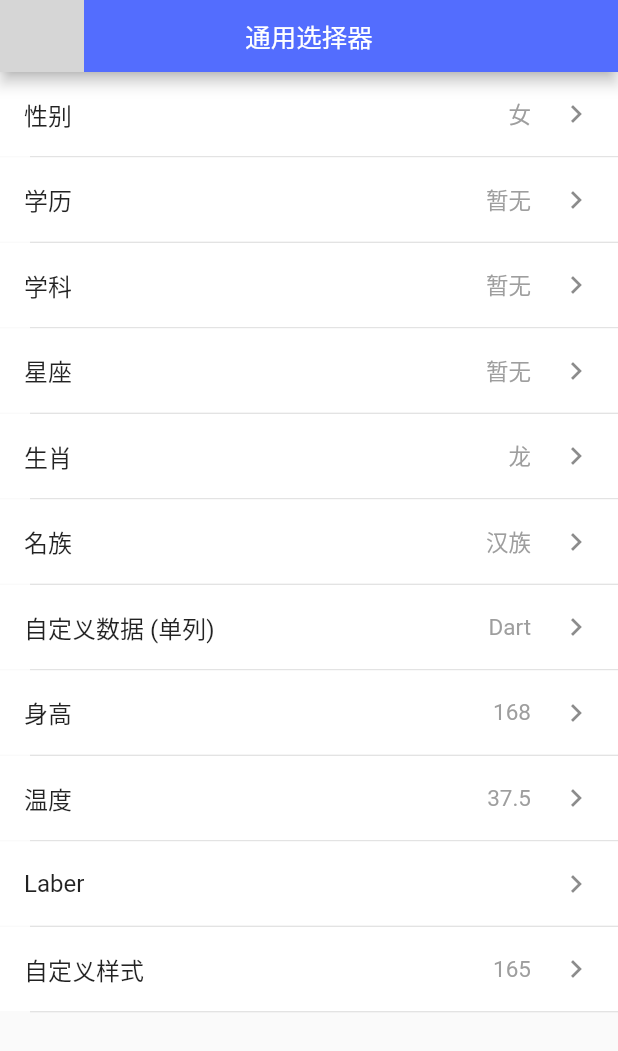
After one commit to longer96/flutter_pickers, a Flutter app: the screen it shows after launch, after a tap on "单列选择器", on a phone screen of 412 x 824 dp. The commit adds this screen. Shown: the top 1051 px of the screen. Run offline on Flutter 3.47's test engine with Material 2 defaults, Android fonts, the phone set to English and light mode, and no system bars; statements that could not run were skipped; grey boxes are pictures that could not be loaded.

Commit message:
单列选择器 内置单列选择器数据

```diff
--- a/example/lib/main.dart
+++ b/example/lib/main.dart
@@ -3,6 +3,7 @@ import 'package:example/widget/my_text.dart';
 import 'package:flutter/material.dart';
 
 import 'address_picker_page.dart';
+import 'picker_page.dart';
 
 void main() {
   runApp(MyApp());
@@ -37,16 +38,21 @@ class _MyHomePageState extends State<MyHomePage> {
       padding: const EdgeInsets.fromLTRB(16, 16, 16, 0),
       children: [
         _itemView('地址选择器', AddressPickerPage()),
+        _itemView('单列选择器', PickerPage()),
+        _itemView('多列选择器', PickerPage()),
       ],
     );
   }
 
-  RaisedButton _itemView(title, Widget page) {
-    return RaisedButton(
-        onPressed: () {
-          Navigator.push(context, new MaterialPageRoute(builder: (context) => page));
-        },
-        child: MyText(title, color: Colors.white, toppadding: 12, bottompadding: 12),
-        color: Theme.of(context).primaryColor);
+  Widget _itemView(title, Widget page) {
+    return Padding(
+      padding: const EdgeInsets.only(bottom: 8),
+      child: RaisedButton(
+          onPressed: () {
+            Navigator.push(context, new MaterialPageRoute(builder: (context) => page));
+          },
+          child: MyText(title, color: Colors.white, toppadding: 12, bottompadding: 12),
+          color: Theme.of(context).primaryColor),
+    );
   }
 }
--- /dev/null
+++ b/example/lib/picker_page.dart
@@ -0,0 +1,162 @@
+import 'package:example/widget/my_app_bar.dart';
+import 'package:example/widget/my_text.dart';
+import 'package:flutter/material.dart';
+import 'package:flutter_pickers/pickers/pickers.dart';
+import 'package:flutter_pickers/pickers/init_data.dart';
+
+class PickerPage extends StatefulWidget {
+  @override
+  _PickerPageState createState() => _PickerPageState();
+}
+
+class _PickerPageState extends State<PickerPage> {
+  String selectSex = '女';
+  String selectEdu;
+  String selectSubject;
+  String selectConstellation;
+  String selectZodiac = '龙';
+  String selectHeight = '165';
+  String selectEthnicity = '汉族';
+
+  final divider = Divider(height: 1, indent: 20);
+  final rightIcon = Icon(Icons.keyboard_arrow_right);
+
+  @override
+  Widget build(BuildContext context) {
+    return Scaffold(
+      appBar: MyAppBar(title: '通用选择器'),
+      body: ListView(children: [
+        _item('性别', PickerDataType.sex, selectSex),
+        _item('学历', PickerDataType.education, selectEdu),
+        _item('学科', PickerDataType.subject, selectSubject),
+        _item('星座', PickerDataType.constellation, selectConstellation),
+        _item('生肖', PickerDataType.zodiac, selectZodiac),
+        _item('名族', PickerDataType.ethnicity, selectEthnicity),
+        _item('自定义数据 (单列)', ['PHP', 'JAVA', 'C++', 'Dart', 'Python', 'Go'], "Dart"),
+        _item('身高', List.generate(200, (index) => (50 + index).toString()), "168", label: 'cm'),
+        _item('温度', List.generate(110, (index) => (33.0 + index * .1).toString()), "37.5", label: '℃'),
+        _item('Laber', ['空', '空空', '空空空', '空空空空', '空空空空空', '空空空空空空', '空空空空空空空'], "", label: 'kg'),
+        _item2('自定义样式'),
+      ]),
+    );
+  }
+
+  Widget _item(title, var data, selectData, {String label}) {
+    return Column(
+      children: [
+        Container(
+          color: Colors.white,
+          child: ListTile(
+            title: Text(title),
+            onTap: () => _onClickItem(data, selectData, label: label),
+            trailing: Row(
+                mainAxisSize: MainAxisSize.min,
+                children: <Widget>[MyText(selectData ?? '暂无', color: Colors.grey, rightpadding: 18), rightIcon]),
+          ),
+        ),
+        divider,
+      ],
+    );
+  }
+
+  void _onClickItem(var data, selectData, {String label}) {
+    FPickers.showPicker(
+      context,
+      showTitleBar: true,
+      data: data,
+      label: label,
+      selectData: selectData,
+      onConfirm: (p) {
+        setState(() {
+          if (data == PickerDataType.sex) {
+            selectSex = p;
+          } else if (data == PickerDataType.education) {
+            selectEdu = p;
+          } else if (data == PickerDataType.subject) {
+            selectSubject = p;
+          } else if (data == PickerDataType.constellation) {
+            selectConstellation = p;
+          } else if (data == PickerDataType.zodiac) {
+            selectZodiac = p;
+          }else if (data == PickerDataType.ethnicity) {
+            selectEthnicity = p;
+          }
+        });
+      },
+    );
+  }
+
+  Widget _item2(title) {
+    return Column(
+      children: [
+        Container(
+          color: Colors.white,
+          child: ListTile(
+            title: Text(title),
+            onTap: () => _onClickItem2(),
+            trailing: Row(
+                mainAxisSize: MainAxisSize.min,
+                children: <Widget>[MyText(selectHeight ?? '暂无', color: Colors.grey, rightpadding: 18), rightIcon]),
+          ),
+        ),
+        divider,
+      ],
+    );
+  }
+
+  void _onClickItem2() {
+
+    Widget _headMenuView = Container(
+        color: Colors.grey[700],
+        height: 36,
+        child: Center(child: MyText('净身高', color: Colors.white)));
+
+    Widget _cancelButton = Container(
+      padding: const EdgeInsets.symmetric(horizontal: 8, vertical: 1),
+      margin: const EdgeInsets.only(left: 12),
+      decoration:
+      BoxDecoration(border: Border.all(color: Colors.white, width: 1), borderRadius: BorderRadius.circular(4)),
+      child: MyText('取消', color: Colors.white, size: 14),
+    );
+
+    Widget _commitButton = Container(
+      padding: const EdgeInsets.symmetric(horizontal: 8, vertical: 1),
+      margin: const EdgeInsets.only(right: 12),
+      decoration: BoxDecoration(color: Theme.of(context).primaryColor, borderRadius: BorderRadius.circular(4)),
+      child: MyText('确认', color: Colors.white, size: 14),
+    );
+
+    // 头部样式
+    Decoration headDecoration = BoxDecoration(
+        color: Colors.grey[800],
+        borderRadius: BorderRadius.only(topLeft: Radius.circular(8), topRight: Radius.circular(8)));
+
+    Widget title = MyText('身高选择器', color: Colors.white, size: 14);
+
+    Widget laber = MyText('cm', color: Colors.white, size: 22, fontWeight: FontWeight.w500,letfpadding: 90);
+
+
+    FPickers.showPicker(
+      context,
+      showTitleBar: true,
+      data: List.generate(200, (index) => (50 + index).toString()),
+      selectData: selectHeight,
+
+      menu: _headMenuView,
+      menuHeight: 36.0,
+      title: title,
+      cancelWidget: _cancelButton,
+      commitWidget: _commitButton,
+      headDecoration: headDecoration,
+      textColor: Colors.white,
+      backgroundColor: Colors.grey[800],
+      labelWidget: laber,
+
+      onConfirm: (p) {
+        setState(() {
+          selectHeight = p;
+        });
+      },
+    );
+  }
+}
--- a/lib/address_picker/data.dart
+++ b/lib/address_picker/data.dart
@@ -1,8 +1,6 @@
 import '../utils/check.dart';
 
-/**
- * 数据地址：https://github.com/airyland/china-area-data/blob/master/data.json
- */
+/// 数据地址：https://github.com/airyland/china-area-data/blob/master/data.json
 const locations = {
   "86": {
     "110000": "北京市",
--- /dev/null
+++ b/lib/pickers/init_data.dart
@@ -0,0 +1,76 @@
+enum PickerDataType {
+  sex, // 性别
+  education, // 学历
+  subject, // 学科
+  constellation, // 星座
+  zodiac, // 生肖
+  ethnicity, // 名族
+}
+
+var pickerData = {
+  PickerDataType.sex: ['不限', '男', '女'],
+  PickerDataType.education: ["高中以下", "高中", "大专", "本科", "硕士", "博士", "博士后", '其它'],
+  PickerDataType.subject: ["语文", "数学", "英语", "物理", "化学", "生物", "政治", "地理", "历史"],
+  PickerDataType.constellation: ["水瓶座", "双鱼座", "白羊座", "金牛座", "双子座", "巨蟹座", "狮子座", "处女座", "天秤座", "天蝎座", "射手座", "摩羯座"],
+  PickerDataType.zodiac: ['鼠', '牛', '虎', '兔', '龙', '蛇', '马', '羊', '猴', '鸡', '狗', '猪'],
+  PickerDataType.ethnicity: [
+    '汉族',
+    '蒙古族',
+    '回族',
+    '藏族',
+    '维吾尔族',
+    '苗族',
+    '彝族',
+    '壮族',
+    '布依族',
+    '朝鲜族',
+    '满族',
+    '侗族',
+    '瑶族',
+    '白族',
+    '土家族',
+    '哈尼族',
+    '哈萨克族',
+    '傣族',
+    '黎族',
+    '傈僳族',
+    '佤族',
+    '畲族',
+    '高山族',
+    '拉祜族',
+    '水族',
+    '东乡族',
+    '纳西族',
+    '景颇族',
+    '柯尔克孜族',
+    '土族',
+    '达斡尔族',
+    '仫佬族',
+    '羌族',
+    '布朗族',
+    '撒拉族',
+    '毛难族',
+    '仡佬族',
+    '锡伯族',
+    '阿昌族',
+    '普米族',
+    '塔吉克族',
+    '怒族',
+    '乌孜别克族',
+    '俄罗斯族',
+    '鄂温克族',
+    '崩龙族',
+    '保安族',
+    '裕固族',
+    '京族',
+    '塔塔尔族',
+    '独龙族',
+    '鄂伦春族',
+    '赫哲族',
+    '门巴族',
+    '珞巴族',
+    '基诺族',
+    '其他',
+    '外国血统中国人士'
+  ],
+};
--- /dev/null
+++ b/lib/pickers/pickers.dart
@@ -0,0 +1,423 @@
+import 'package:flutter/cupertino.dart';
+import 'package:flutter/material.dart';
+
+import 'init_data.dart';
+
+typedef Callback(String data);
+
+const double _pickerHeight = 220.0;
+const double _pickerTitleHeight = 44.0;
+const double _pickerItemHeight = 40.0;
+double _pickerMenuHeight = 36.0;
+
+/// 通用选择器
+/// [onChanged]   选择器发生变动
+/// [onConfirm]   选择器提交
+/// [showTitleBar]   是否显示头部 默认：true
+/// [menu]   头部和选择器之间的菜单widget,默认空 不显示
+/// [menuHeight]   头部和选择器之间的菜单高度  固定高度：36
+/// [cancelWidget] 取消按钮
+/// [commitWidget] 确认按钮
+/// [title] 头部 中间的标题  默认null 不显示
+/// [backgroundColor] 选择器背景色 默认白色
+/// [textColor] 选择器文字颜色  默认黑色
+/// [headDecoration] 头部Container Decoration 样式
+///   默认：BoxDecoration(color: Colors.white)
+/// [labelWidget] 自定义单位widget   默认：null
+/// [label] 单位   默认：null 不显示
+class FPickers {
+  static void showPicker(
+    BuildContext context, {
+    @required var data,
+    String selectData,
+    bool showTitleBar: true,
+    Widget menu,
+    double menuHeight,
+    Widget cancelWidget,
+    Widget commitWidget,
+    Widget labelWidget,
+    String label,
+    Widget title,
+    Decoration headDecoration,
+    Color backgroundColor: Colors.white,
+    Color textColor: Colors.black87,
+    Callback onChanged,
+    Callback onConfirm,
+  }) {
+    if (menuHeight != null) _pickerMenuHeight = menuHeight;
+
+    Navigator.push(
+        context,
+        _PickerRoute(
+          menu: menu,
+          menuHeight: menuHeight,
+          cancelWidget: cancelWidget,
+          commitWidget: commitWidget,
+          labelWidget: labelWidget,
+          label: label,
+          title: title,
+          backgroundColor: backgroundColor,
+          textColor: textColor,
+          showTitleBar: showTitleBar,
+          data: data,
+          selectData: selectData,
+          onChanged: onChanged,
+          onConfirm: onConfirm,
+          headDecoration: headDecoration,
+          // theme: Theme.of(context, shadowThemeOnly: true),
+          theme: Theme.of(context),
+          barrierLabel: MaterialLocalizations.of(context).modalBarrierDismissLabel,
+        ));
+  }
+}
+
+class _PickerRoute<T> extends PopupRoute<T> {
+  _PickerRoute({
+    this.menu,
+    this.menuHeight,
+    this.cancelWidget,
+    this.commitWidget,
+    this.labelWidget,
+    this.label,
+    this.headDecoration,
+    this.title,
+    this.backgroundColor,
+    this.textColor,
+    this.showTitleBar,
+    this.data,
+    this.selectData,
+    this.onChanged,
+    this.onConfirm,
+    this.theme,
+    this.barrierLabel,
+    RouteSettings settings,
+  })  : assert(data != null, 'params: data can not be null'),
+        assert((data is List<String>) || (data is PickerDataType), 'params : data must List<String> or PickerDataType'),
+        super(settings: settings);
+
+  final bool showTitleBar;
+  final String selectData;
+  var data;
+  final Callback onChanged;
+  final Callback onConfirm;
+  final ThemeData theme;
+
+  final Color backgroundColor; // 背景色
+  final Color textColor; // 文字颜色
+  final Widget title;
+  final Widget menu;
+  final double menuHeight;
+  final Widget cancelWidget;
+  final Widget commitWidget;
+  final Decoration headDecoration; // 头部样式
+  final Widget labelWidget;
+  final String label;
+
+  @override
+  Duration get transitionDuration => const Duration(milliseconds: 200);
+
+  @override
+  bool get barrierDismissible => true;
+
+  @override
+  final String barrierLabel;
+
+  @override
+  Color get barrierColor => Colors.black54;
+
+  AnimationController _animationController;
+
+  @override
+  AnimationController createAnimationController() {
+    assert(_animationController == null);
+    _animationController = BottomSheet.createAnimationController(navigator.overlay);
+    return _animationController;
+  }
+
+  @override
+  Widget buildPage(BuildContext context, Animation<double> animation, Animation<double> secondaryAnimation) {
+    var mData = [];
+    // 初始化数据
+    if (data is PickerDataType) {
+      mData = pickerData[data];
+    } else if (data is List) {
+      mData.clear();
+      mData.addAll(data);
+    }
+
+    Widget bottomSheet = MediaQuery.removePadding(
+      context: context,
+      removeTop: true,
+      child: _PickerContentView(
+        data: mData,
+        selectData: selectData,
+        onChanged: onChanged,
+        route: this,
+      ),
+    );
+    if (theme != null) {
+      bottomSheet = Theme(data: theme, child: bottomSheet);
+    }
+
+    return bottomSheet;
+  }
+}
+
+class _PickerContentView extends StatefulWidget {
+  _PickerContentView({
+    Key key,
+    this.data,
+    this.selectData,
+    @required this.route,
+    this.onChanged,
+  }) : super(key: key);
+
+  final List data;
+  final String selectData;
+  final Callback onChanged;
+  final _PickerRoute route;
+
+  @override
+  State<StatefulWidget> createState() => _PickerState(this.data, this.selectData);
+}
+
+class _PickerState extends State<_PickerContentView> {
+  String _selectData;
+  var data = [];
+
+  AnimationController controller;
+  Animation<double> animation;
+
+  FixedExtentScrollController provinceScrollCtrl;
+
+  // 单位widget Padding left
+  double _laberLeft;
+
+  _PickerState(this.data, this._selectData) {
+    _init();
+  }
+
+  @override
+  Widget build(BuildContext context) {
+    return GestureDetector(
+      child: AnimatedBuilder(
+        animation: widget.route.animation,
+        builder: (BuildContext context, Widget child) {
+          return ClipRect(
+            child: CustomSingleChildLayout(
+              delegate: _BottomPickerLayout(widget.route.animation.value,
+                  showTitleActions: widget.route.showTitleBar, showMenu: widget.route.menu != null),
+              child: GestureDetector(
+                child: Material(
+                  color: Colors.transparent,
+                  child: _renderPickerView(),
+                ),
+              ),
+            ),
+          );
+        },
+      ),
+    );
+  }
+
+  _init() {
+    int pindex = 0;
+    pindex = data.indexWhere((element) => element == _selectData);
+    pindex = pindex >= 0 ? pindex : 0;
+
+    provinceScrollCtrl = new FixedExtentScrollController(initialItem: pindex);
+    _laberLeft = _pickerLaberPadding(data[pindex]);
+  }
+
+  void _setProvince(int index) {
+    String selectedProvince = data[index];
+
+    if (_selectData != selectedProvince) {
+      setState(() {
+        _selectData = selectedProvince;
+      });
+
+      _notifyLocationChanged();
+    }
+  }
+
+  void _notifyLocationChanged() {
+    if (widget.onChanged != null) {
+      widget.onChanged(_selectData);
+    }
+  }
+
+  double _pickerLaberPadding(String text) {
+    double left = 80;
+
+    if (text != null) {
+      left = left + text.length * 12;
+    }
+    return left;
+  }
+
+  double _pickerFontSize(String text) {
+    if (text == null || text.length <= 6) {
+      return 18.0;
+    } else if (text.length < 9) {
+      return 16.0;
+    } else if (text.length < 13) {
+      return 12.0;
+    } else {
+      return 10.0;
+    }
+  }
+
+  Widget _renderPickerView() {
+    Widget itemView = _renderItemView();
+
+    if (!widget.route.showTitleBar && widget.route.menu == null) {
+      return itemView;
+    }
+    List viewList = <Widget>[];
+    if (widget.route.showTitleBar) {
+      viewList.add(_titleView());
+    }
+    if (widget.route.menu != null) {
+      viewList.add(widget.route.menu);
+    }
+    viewList.add(itemView);
+
+    return Column(children: viewList);
+  }
+
+  Widget _renderItemView() {
+    // 选择器
+    Widget cPicker = CupertinoPicker(
+      scrollController: provinceScrollCtrl,
+      itemExtent: _pickerItemHeight,
+      onSelectedItemChanged: (int index) {
+        _setProvince(index);
+
+        if (widget.route.label != null && widget.route.label != '') {
+          // 如果设置了才计算 单位的paddingLeft
+          double resuleLeft = _pickerLaberPadding(data[index]);
+          if (resuleLeft != _laberLeft) {
+            setState(() {
+              _laberLeft = resuleLeft;
+            });
+          }
+        }
+      },
+      children: List.generate(data.length, (int index) {
+        String text = data[index];
+        return Container(
+            alignment: Alignment.center,
+            child: Text(text,
+                style: TextStyle(color: widget.route.textColor, fontSize: _pickerFontSize(text)),
+                textAlign: TextAlign.start));
+      }),
+    );
+
+    Widget view;
+    // 单位
+    if ((widget.route.label != null && widget.route.label != '') || (widget.route.labelWidget != null)) {
+      Widget laberView = Container(
+          height: _pickerHeight,
+          alignment: Alignment.center,
+          child: (widget.route.labelWidget == null)
+              ? AnimatedPadding(
+                  duration: Duration(milliseconds: 100),
+                  padding: EdgeInsets.only(left: _laberLeft),
+                  child: Text(widget.route.label,
+                      style: TextStyle(color: widget.route.textColor, fontSize: 20, fontWeight: FontWeight.w500)),
+                )
+              : widget.route.labelWidget);
+
+      view = Stack(children: [cPicker, laberView]);
+    } else {
+      view = cPicker;
+    }
+
+    return Container(
+      padding: const EdgeInsets.symmetric(vertical: 4, horizontal: 40),
+      height: _pickerHeight,
+      color: widget.route.backgroundColor,
+      child: view,
+    );
+  }
+
+  // 选择器上面的view
+  Widget _titleView() {
+    final commitButton = Container(
+      height: _pickerTitleHeight,
+      child: FlatButton(
+          onPressed: null, child: Text('确定', style: TextStyle(color: Theme.of(context).primaryColor, fontSize: 16.0))),
+    );
+
+    final cancelButton = Container(
+      alignment: Alignment.center,
+      height: _pickerTitleHeight,
+      child: FlatButton(
+          onPressed: null,
+          child: Text('取消', style: TextStyle(color: Theme.of(context).unselectedWidgetColor, fontSize: 16.0))),
+    );
+
+    final headDecoration = BoxDecoration(color: Colors.white);
+
+    return Container(
+      height: _pickerTitleHeight,
+      decoration: (widget.route.headDecoration == null) ? headDecoration : widget.route.headDecoration,
+      child: Row(
+        mainAxisAlignment: MainAxisAlignment.spaceBetween,
+        crossAxisAlignment: CrossAxisAlignment.center,
+        children: <Widget>[
+          /// 取消按钮
+          InkWell(
+              onTap: () => Navigator.pop(context),
+              child: (widget.route.cancelWidget == null) ? cancelButton : widget.route.cancelWidget),
+
+          /// 分割线
+          (widget.route.title != null) ? widget.route.title : SizedBox(),
+
+          /// 确认按钮
+          InkWell(
+              onTap: () {
+                widget.route?.onConfirm(_selectData);
+                Navigator.pop(context);
+              },
+              child: (widget.route.commitWidget == null) ? commitButton : widget.route.commitWidget)
+        ],
+      ),
+    );
+  }
+}
+
+class _BottomPickerLayout extends SingleChildLayoutDelegate {
+  _BottomPickerLayout(this.progress, {this.itemCount, this.showTitleActions, this.showMenu});
+
+  final double progress;
+  final int itemCount;
+  final bool showTitleActions;
+  final bool showMenu;
+
+  @override
+  BoxConstraints getConstraintsForChild(BoxConstraints constraints) {
+    double maxHeight = _pickerHeight;
+    if (showTitleActions) {
+      maxHeight += _pickerTitleHeight;
+    }
+    if (showMenu) {
+      maxHeight += _pickerMenuHeight;
+    }
+
+    return BoxConstraints(
+        minWidth: constraints.maxWidth, maxWidth: constraints.maxWidth, minHeight: 0.0, maxHeight: maxHeight);
+  }
+
+  @override
+  Offset getPositionForChild(Size size, Size childSize) {
+    double height = size.height - childSize.height * progress;
+    return Offset(0.0, height);
+  }
+
+  @override
+  bool shouldRelayout(_BottomPickerLayout oldDelegate) {
+    return progress != oldDelegate.progress;
+  }
+}
```
Also changed, not shown: example/lib/address_picker_page.dart (+5 -5 lines), lib/address_picker/address_picker.dart (+7 -8 lines).
